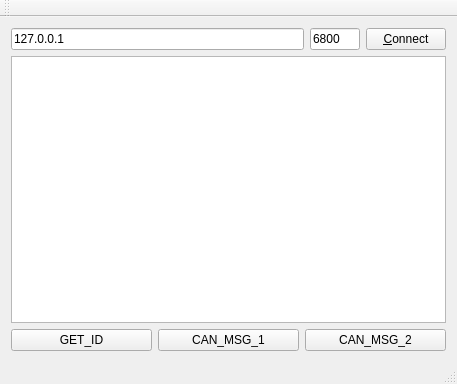
Above: mainwindow.ui from specialk74/ComOven2Test before the change. Below: the same form after it.
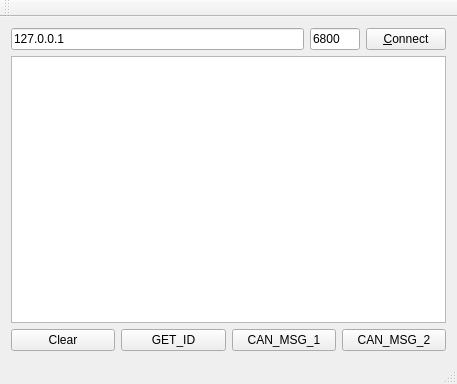
That is the form after the change.

What changed in the file:
```diff
--- a/mainwindow.ui
+++ b/mainwindow.ui
@@ -51,6 +51,13 @@
     </item>
     <item row="2" column="0">
      <layout class="QHBoxLayout" name="horizontalLayout_2">
+      <item>
+       <widget class="QPushButton" name="clearButton">
+        <property name="text">
+         <string>Clear</string>
+        </property>
+       </widget>
+      </item>
       <item>
        <widget class="QPushButton" name="cmd1Button">
         <property name="text">
```
